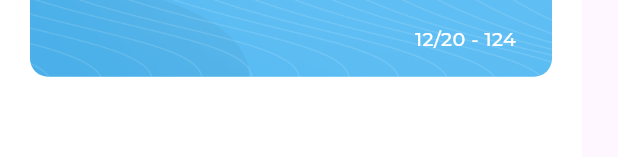
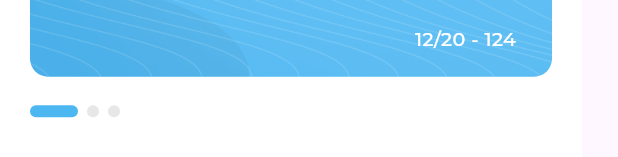
Before and after one commit to Waheed-Ashraf/Responsive-Dash-Board, a Flutter app: the MyCardSection widget shown alone on an empty page, opened directly, on a phone screen of 412 x 824 dp. Shown: the part 321-478 px from the top of the screen. Run offline on Flutter 3.47's test engine with Material 3 defaults, Android fonts, the phone set to English and light mode, and no system bars; drawn by our look-alikes of expandable_page_view; our stand-ins replace flutter_svg; project files that could hold a hidden picture were left out.

Commit message:
my card section done

```diff
--- /dev/null
+++ b/lib/widgets/custom_dot_indicator.dart
@@ -0,0 +1,21 @@
+import 'package:flutter/material.dart';
+
+class CustomDotIndicator extends StatelessWidget {
+  const CustomDotIndicator({super.key, required this.isActive});
+
+  final bool isActive;
+  @override
+  Widget build(BuildContext context) {
+    return AnimatedContainer(
+      duration: const Duration(milliseconds: 300),
+      width: isActive ? 32 : 8,
+      height: 8,
+      decoration: ShapeDecoration(
+        color: isActive ? const Color(0xFF4DB7F2) : const Color(0xFFE7E7E7),
+        shape: RoundedRectangleBorder(
+          borderRadius: BorderRadius.circular(12),
+        ),
+      ),
+    );
+  }
+}
--- /dev/null
+++ b/lib/widgets/dots_indicator_list.dart
@@ -0,0 +1,20 @@
+import 'package:flutter/material.dart';
+import 'package:responsive_dash_board/widgets/custom_dot_indicator.dart';
+
+class DotsIndicator extends StatelessWidget {
+  const DotsIndicator({super.key, required this.currentPageIndex});
+
+  final int currentPageIndex;
+  @override
+  Widget build(BuildContext context) {
+    return Row(
+      children: List.generate(
+        3,
+        (index) => Padding(
+          padding: const EdgeInsets.only(right: 6),
+          child: CustomDotIndicator(isActive: index == currentPageIndex),
+        ),
+      ),
+    );
+  }
+}
--- a/lib/widgets/middel_section.dart
+++ b/lib/widgets/middel_section.dart
@@ -1,4 +1,5 @@
 import 'package:flutter/material.dart';
+import 'package:flutter/widgets.dart';
 import 'package:responsive_dash_board/widgets/all_expenses.dart';
 import 'package:responsive_dash_board/widgets/quick_invoice.dart';
 
@@ -8,8 +9,8 @@ class MiddelSection extends StatelessWidget {
   @override
   Widget build(BuildContext context) {
     return const CustomScrollView(slivers: [
-      SliverList(
-        delegate: SliverChildListDelegate.fixed([
+      SliverToBoxAdapter(
+        child: Column(children: [
           AllExpenses(),
           Padding(
             padding: EdgeInsets.symmetric(horizontal: 24),
--- a/lib/widgets/my_card_page_view.dart
+++ b/lib/widgets/my_card_page_view.dart
@@ -5,12 +5,13 @@ import 'package:responsive_dash_board/widgets/my_card.dart';
 class MyCardsPageView extends StatelessWidget {
   const MyCardsPageView({
     super.key,
+    required this.pageController,
   });
-  // final PageController pageController;
+  final PageController pageController;
   @override
   Widget build(BuildContext context) {
     return ExpandablePageView(
-      // controller: pageController,
+      controller: pageController,
       scrollDirection: Axis.horizontal,
       children: List.generate(
         3,
--- a/lib/widgets/my_card_section.dart
+++ b/lib/widgets/my_card_section.dart
@@ -1,11 +1,36 @@
 import 'package:flutter/material.dart';
-
 import 'package:responsive_dash_board/utils/app_styles.dart';
 import 'package:responsive_dash_board/widgets/custom_container.dart';
+import 'package:responsive_dash_board/widgets/dots_indicator_list.dart';
 import 'package:responsive_dash_board/widgets/my_card_page_view.dart';
 
-class MyCardSection extends StatelessWidget {
+class MyCardSection extends StatefulWidget {
   const MyCardSection({super.key});
+
+  @override
+  State<MyCardSection> createState() => _MyCardSectionState();
+}
+
+class _MyCardSectionState extends State<MyCardSection> {
+  late PageController pageController;
+  int currentPageIndex = 0;
+
+  @override
+  void initState() {
+    pageController = PageController();
+
+    pageController.addListener(() {
+      currentPageIndex = pageController.page!.round();
+      setState(() {});
+    });
+    super.initState();
+  }
+
+  @override
+  void dispose() {
+    pageController.dispose();
+    super.dispose();
+  }
 
   @override
   Widget build(BuildContext context) {
@@ -20,10 +45,15 @@ class MyCardSection extends StatelessWidget {
               "My card",
               style: AppStyles.styleSemiBold20(context),
             ),
-            const Padding(
-              padding: EdgeInsets.only(top: 20, bottom: 19),
-              child: MyCardsPageView(),
-            )
+            Padding(
+              padding: const EdgeInsets.only(top: 20, bottom: 19),
+              child: MyCardsPageView(
+                pageController: pageController,
+              ),
+            ),
+            DotsIndicator(
+              currentPageIndex: currentPageIndex,
+            ),
           ],
         ),
       ),
--- a/lib/widgets/quick_invoice.dart
+++ b/lib/widgets/quick_invoice.dart
@@ -10,7 +10,9 @@ class QuickInvoice extends StatelessWidget {
 
   @override
   Widget build(BuildContext context) {
-    return CustomContainer(
+    return Padding(
+      padding: const EdgeInsets.only(bottom: 24),
+      child: CustomContainer(
         padding: 0,
         child: Column(crossAxisAlignment: CrossAxisAlignment.start, children: [
           const AllExpensesHeader(
@@ -31,6 +33,7 @@ class QuickInvoice extends StatelessWidget {
           ),
           const QuickInvoiceForm(),
         ]),
+      ),
     );
   }
 }
--- a/lib/widgets/right_section.dart
+++ b/lib/widgets/right_section.dart
@@ -1,6 +1,4 @@
 import 'package:flutter/material.dart';
-import 'package:responsive_dash_board/utils/app_styles.dart';
-import 'package:responsive_dash_board/widgets/custom_container.dart';
 import 'package:responsive_dash_board/widgets/my_card_section.dart';
 
 class RightSection extends StatelessWidget {
```
Also changed, not shown: lib/widgets/dashboard_desktop_layout.dart (+3 -5 lines). Lines whose indentation alone changed are shown as unchanged.
